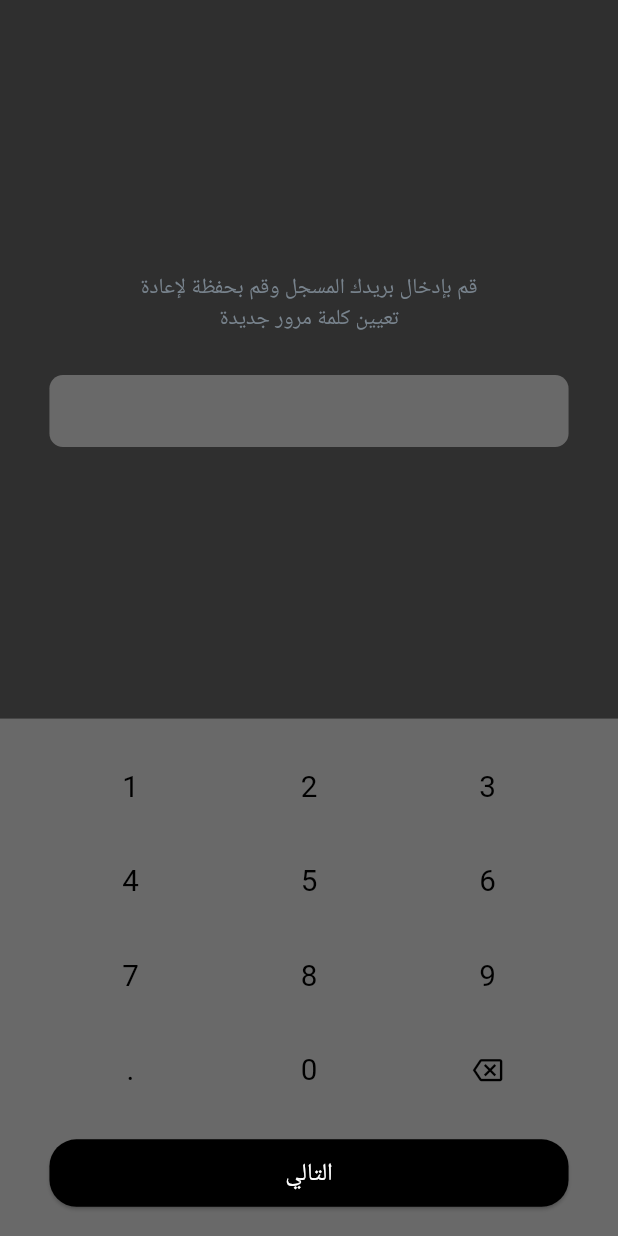
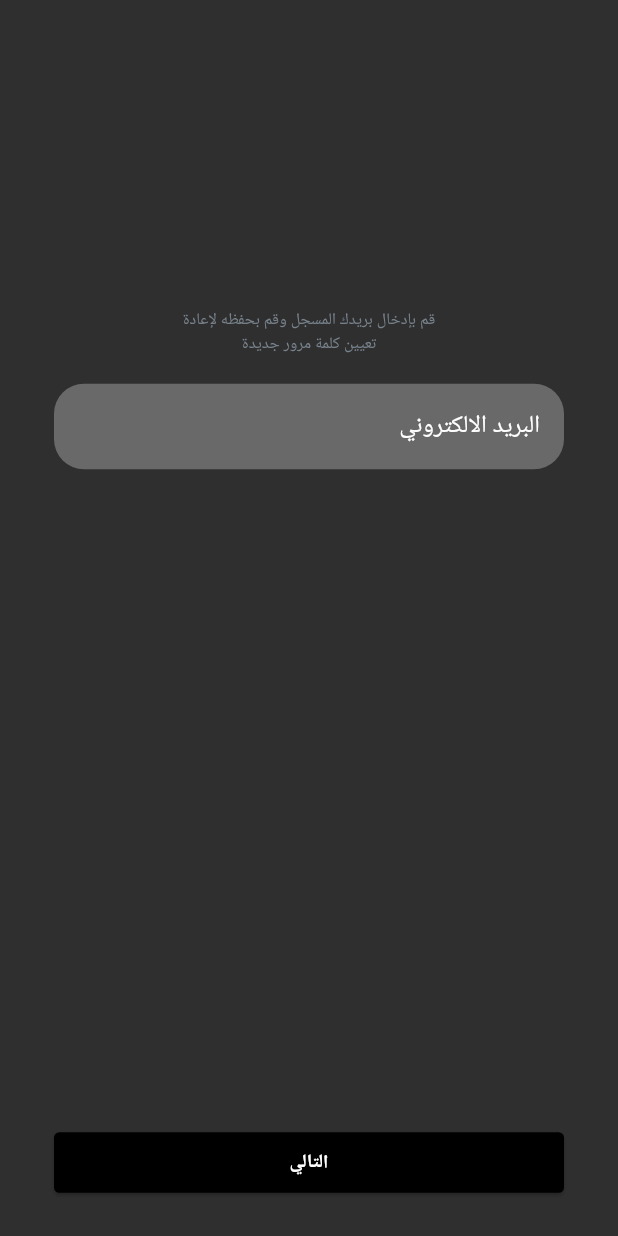
Before and after one commit to mohammedhedaya/-Sar-aat-Al-Tasweeq, a Flutter app: the screen it shows after launch, after a tap on "نسيت كلمة المرور", on a phone screen of 412 x 824 dp. Run offline on Flutter 3.47's test engine with Material 3 defaults, Android fonts, the phone set to English and light mode, and no system bars; our stand-ins replace device_preview, flutter_screenutil, flutter_svg, go_router, pinput, shared_preferences.

Commit message:
Refactor Reset Password View

```diff
--- a/lib/core/router/app_router.dart
+++ b/lib/core/router/app_router.dart
@@ -2,7 +2,7 @@ import 'package:go_router/go_router.dart';
 import 'package:shopping_chart/features/auth/presentation/views/login_view.dart';
 import 'package:shopping_chart/features/auth/presentation/views/new_password_page.dart';
 import 'package:shopping_chart/features/auth/presentation/views/otp_page.dart';
-import 'package:shopping_chart/features/auth/presentation/views/reset_password.dart';
+import 'package:shopping_chart/features/auth/presentation/views/reset_password_view.dart';
 
 final GoRouter router = GoRouter(
   routes: [
@@ -11,8 +11,8 @@ final GoRouter router = GoRouter(
       builder: (context, state) => const LoginView(),
     ),
     GoRoute(
-      path: '/resetPassword',
-      builder: (context, state) => const ResetPassword(),
+      path: '/resetPasswordView',
+      builder: (context, state) => const ResetPasswordView(),
     ),
     GoRoute(
       path: '/otp',
--- a/lib/features/auth/presentation/views/reset_password.dart
+++ /dev/null
@@ -1,161 +0,0 @@
-import 'package:flutter/material.dart';
-import 'package:flutter_screenutil/flutter_screenutil.dart';
-import 'package:go_router/go_router.dart';
-import 'package:shopping_chart/core/utils/app_colors.dart';
-
-class ResetPassword extends StatefulWidget {
-  const ResetPassword({super.key});
-
-  @override
-  _ResetPasswordState createState() => _ResetPasswordState();
-}
-
-class _ResetPasswordState extends State<ResetPassword> {
-  final TextEditingController _controller = TextEditingController();
-
-  void _unfocus() {
-    FocusScope.of(context).unfocus();
-  }
-
-  @override
-  Widget build(BuildContext context) {
-    return Scaffold(
-      backgroundColor: const Color(0xFF2F2F2F),
-      body: GestureDetector(
-        onTap: _unfocus,
-        child: Column(
-          children: [
-            Expanded(
-              child: Padding(
-                padding: EdgeInsets.symmetric(horizontal: 30.w, vertical: 30.h),
-                child: Column(
-                  mainAxisAlignment: MainAxisAlignment.center,
-                  children: [
-                    Text(
-                      'قم بإدخال بريدك المسجل وقم بحفظة لإعادة\nتعيين كلمة مرور جديدة',
-                      textAlign: TextAlign.center,
-                      style: TextStyle(
-                        color: AppColors.gray,
-                        fontSize: 16.sp,
-                      ),
-                    ),
-                    SizedBox(height: 30.h),
-                    Container(
-                      decoration: BoxDecoration(
-                        color: const Color(0xFF696969),
-                        borderRadius: BorderRadius.circular(10.r),
-                      ),
-                      padding: EdgeInsets.symmetric(horizontal: 15.w),
-                      child: TextFormField(
-                        controller: _controller,
-                        textAlign: TextAlign.center,
-                        readOnly: true, // Disable the default keyboard
-                        decoration: const InputDecoration(
-                          border: InputBorder.none,
-                        ),
-                        style: TextStyle(
-                          color: Colors.white,
-                          fontSize: 16.sp,
-                        ),
-                      ),
-                    ),
-                  ],
-                ),
-              ),
-            ),
-            Container(
-              color: AppColors.dimGray,
-              padding: EdgeInsets.symmetric(horizontal: 30.w, vertical: 20.h),
-              child: Column(
-                children: [
-                  GridView.count(
-                    shrinkWrap: true,
-                    crossAxisCount: 3,
-                    crossAxisSpacing: 10.w,
-                    mainAxisSpacing: 10.h,
-                    childAspectRatio: 2,
-                    children: List.generate(12, (index) {
-                      String value;
-                      if (index < 9) {
-                        value = '${index + 1}'; // Display numbers (1 to 9)
-                      } else if (index == 9) {
-                        value = "."; // A dot
-                      } else if (index == 10) {
-                        value = "0"; // Zero
-                      } else {
-                        value = "<"; // For backspace symbol
-                      }
-
-                      return Material(
-                        color: AppColors.dimGray,
-                        child: InkWell(
-                          onTap: () {
-                            setState(() {
-                              if (value == "<") {
-                                if (_controller.text.isNotEmpty) {
-                                  _controller.text = _controller.text
-                                      .substring(0, _controller.text.length - 1);
-                                }
-                              } else {
-                                _controller.text += value;
-                              }
-                            });
-                          },
-                          onLongPress: value == "<" ? () {
-                            setState(() {
-                              _controller.clear();
-                            });
-                          } : null, // Only enable long press on the backspace button
-                          borderRadius: BorderRadius.circular(10.r),
-                          child: Container(
-                            alignment: Alignment.center,
-                            decoration: BoxDecoration(
-                              borderRadius: BorderRadius.circular(10.r),
-                            ),
-                            child: value == "<"
-                                ? Icon(
-                              Icons.backspace_outlined,
-                              color: Colors.black,
-                              size: 22.sp,
-                            )
-                                : Text(
-                              value,
-                              style: TextStyle(
-                                fontSize: 22.sp,
-                                color: Colors.black,
-                              ),
-                            ),
-                          ),
-                        ),
-                      );
-                    }),
-                  ),
-                  SizedBox(height: 20.h),
-                  ElevatedButton(
-                    onPressed: () {
-                      GoRouter.of(context).push('/otp');
-                    },
-                    style: ElevatedButton.styleFrom(
-                      backgroundColor: Colors.black,
-                      shape: RoundedRectangleBorder(
-                        borderRadius: BorderRadius.circular(20.r),
-                      ),
-                      minimumSize: Size(double.infinity, 50.h),
-                    ),
-                    child: Text(
-                      'التالي',
-                      style: TextStyle(
-                        color: Colors.white,
-                        fontSize: 18.sp,
-                      ),
-                    ),
-                  ),
-                ],
-              ),
-            ),
-          ],
-        ),
-      ),
-    );
-  }
-}
--- /dev/null
+++ b/lib/features/auth/presentation/views/reset_password_view.dart
@@ -0,0 +1,46 @@
+import 'package:flutter/material.dart';
+import 'package:flutter_screenutil/flutter_screenutil.dart';
+import 'package:go_router/go_router.dart';
+import 'package:shopping_chart/core/utils/app_text_style.dart';
+import 'package:shopping_chart/features/auth/presentation/widgets/auth_btn.dart';
+import 'package:shopping_chart/features/auth/presentation/widgets/auth_text_field.dart';
+
+class ResetPasswordView extends StatelessWidget {
+  const ResetPasswordView({super.key});
+
+  @override
+  Widget build(BuildContext context) {
+    return SafeArea(
+      child: Scaffold(
+        body: Padding(
+          padding: const EdgeInsets.symmetric(horizontal: 36, vertical: 25),
+          child: Column(
+            children: [
+              const SizedBox(height: 180),
+              Center(
+                child: Text(
+                  "قم بإدخال بريدك المسجل وقم بحفظه لإعادة\nتعيين كلمة مرور جديدة",
+                  style: AppStyles.style12W400,
+                  textAlign: TextAlign.center,
+                ),
+              ),
+              SizedBox(height: 21.h),
+              CustomAuthTextField(
+                hintText: "البريد الالكتروني",
+                keyboardType: TextInputType.emailAddress,
+                onChanged: (email) {},
+              ),
+              const Spacer(),
+              CustomAuthBtn(
+                onPressed: () {
+                  context.push('/otp');
+                },
+                text: "التالي",
+              ),
+            ],
+          ),
+        ),
+      ),
+    );
+  }
+}
--- /dev/null
+++ b/lib/features/auth/presentation/widgets/auth_btn.dart
@@ -0,0 +1,33 @@
+import 'package:flutter/material.dart';
+import 'package:flutter_screenutil/flutter_screenutil.dart';
+import 'package:shopping_chart/core/utils/app_colors.dart';
+import 'package:shopping_chart/core/utils/app_text_style.dart';
+
+class CustomAuthBtn extends StatelessWidget {
+  const CustomAuthBtn({
+    super.key,
+    required this.text,
+    this.onPressed,
+  });
+
+  final String text;
+  final void Function()? onPressed;
+
+  @override
+  Widget build(BuildContext context) {
+    return ElevatedButton(
+      onPressed: onPressed,
+      style: ElevatedButton.styleFrom(
+        backgroundColor: AppColors.blackColor,
+        shape: RoundedRectangleBorder(
+          borderRadius: BorderRadius.circular(4.r),
+        ),
+        minimumSize: Size(double.infinity, 45.h),
+      ),
+      child: Text(
+        'التالي',
+        style: AppStyles.style14W600,
+      ),
+    );
+  }
+}
--- a/lib/features/auth/presentation/widgets/auth_text_field.dart
+++ b/lib/features/auth/presentation/widgets/auth_text_field.dart
@@ -24,6 +24,9 @@ class CustomAuthTextField extends StatelessWidget {
       keyboardType: keyboardType,
       cursorColor: AppColors.whiteColor,
       textAlign: TextAlign.right,
+      style: const TextStyle(
+        color: AppColors.whiteColor,
+      ),
       decoration: InputDecoration(
         prefixIcon: prefixIcon,
         hintText: hintText,
--- a/lib/features/auth/presentation/widgets/custom_buttom_to_reset_password.dart
+++ b/lib/features/auth/presentation/widgets/create_account_reset_password.dart.dart
@@ -4,8 +4,8 @@ import 'package:go_router/go_router.dart';
 import 'package:shopping_chart/core/utils/app_colors.dart';
 import 'package:shopping_chart/core/utils/app_text_style.dart';
 
-class CustomButtomToResetPassword extends StatelessWidget {
-  const CustomButtomToResetPassword({super.key});
+class CreateAccountAndResetPassword extends StatelessWidget {
+  const CreateAccountAndResetPassword({super.key});
 
   @override
   Widget build(BuildContext context) {
@@ -32,7 +32,7 @@ class CustomButtomToResetPassword extends StatelessWidget {
               ),
               child: TextButton(
                 onPressed: () {
-                  GoRouter.of(context).push('/resetPassword');
+                  GoRouter.of(context).push('/resetPasswordView');
                 },
                 child: Text(
                   "نسيت كلمة المرور",
--- a/lib/features/auth/presentation/widgets/custom_login_icon.dart
+++ b/lib/features/auth/presentation/widgets/custom_login_icon.dart
@@ -6,8 +6,8 @@ import 'package:shopping_chart/core/utils/app_text_style.dart';
 import 'package:shopping_chart/core/utils/assets.dart';
 
 class CustomLoginIcon extends StatelessWidget {
-  const CustomLoginIcon({super.key});
-
+  const CustomLoginIcon({super.key, this.onTap});
+  final void Function()? onTap;
   @override
   Widget build(BuildContext context) {
     return Padding(
@@ -16,7 +16,7 @@ class CustomLoginIcon extends StatelessWidget {
         mainAxisAlignment: MainAxisAlignment.spaceBetween,
         children: [
           InkWell(
-            onTap: () {},
+            onTap: onTap,
             child: Container(
               constraints: BoxConstraints(
                 minHeight: 64.h,
--- a/lib/features/auth/presentation/widgets/custom_positioned.dart
+++ b/lib/features/auth/presentation/widgets/custom_positioned.dart
@@ -3,8 +3,7 @@ import 'package:flutter_screenutil/flutter_screenutil.dart';
 import 'package:flutter_svg/flutter_svg.dart';
 import 'package:shopping_chart/core/utils/app_colors.dart';
 import 'package:shopping_chart/core/utils/assets.dart';
-import 'package:shopping_chart/features/auth/presentation/widgets/custom_buttom_to_reset_password.dart';
-import 'package:shopping_chart/features/auth/presentation/widgets/custom_login_icon.dart';
+import 'package:shopping_chart/features/auth/presentation/widgets/create_account_reset_password.dart.dart';
 import 'package:shopping_chart/features/auth/presentation/widgets/hello_and_change_lang.dart';
 import 'package:shopping_chart/features/auth/presentation/widgets/text_form_field.dart';
 
@@ -64,13 +63,7 @@ class LoginViewBody extends StatelessWidget {
         ),
         const HelloAndChangeLang(),
         const CustomLoginForm(),
-        const CustomButtomToResetPassword(),
-        Positioned(
-          bottom: 125.h,
-          right: 0.w,
-          left: 0.w,
-          child: const CustomLoginIcon(),
-        ),
+        const CreateAccountAndResetPassword(),
       ],
     );
   }
--- a/lib/features/auth/presentation/widgets/swith_theme.dart
+++ b/lib/features/auth/presentation/widgets/swith_theme.dart
@@ -34,7 +34,7 @@ class _SwithThemeState extends State<SwithTheme> {
               });
             },
             child: SvgPicture.asset(
-              Assets.imagesLight,
+              Assets.imagesDark,
               colorFilter: ColorFilter.mode(
                 !_isDarkTheme ? Colors.black : Colors.grey,
                 BlendMode.srcIn,
@@ -49,7 +49,7 @@ class _SwithThemeState extends State<SwithTheme> {
               });
             },
             child: SvgPicture.asset(
-              Assets.imagesDark,
+              Assets.imagesLight,
               colorFilter: ColorFilter.mode(
                 _isDarkTheme ? Colors.black : Colors.grey,
                 BlendMode.srcIn,
--- a/lib/features/auth/presentation/widgets/text_form_field.dart
+++ b/lib/features/auth/presentation/widgets/text_form_field.dart
@@ -2,6 +2,7 @@ import 'package:flutter/material.dart';
 import 'package:flutter_screenutil/flutter_screenutil.dart';
 import 'package:shopping_chart/core/utils/app_colors.dart';
 import 'package:shopping_chart/features/auth/presentation/widgets/auth_text_field.dart';
+import 'package:shopping_chart/features/auth/presentation/widgets/custom_login_icon.dart';
 import 'package:shopping_chart/features/auth/presentation/widgets/swith_theme.dart';
 
 class CustomLoginForm extends StatelessWidget {
@@ -40,6 +41,14 @@ class CustomLoginForm extends StatelessWidget {
             ],
           ),
         ),
+        Positioned(
+          bottom: 125.h,
+          right: 0.w,
+          left: 0.w,
+          child: CustomLoginIcon(
+            onTap: () {},
+          ),
+        ),
       ],
     );
   }
```
